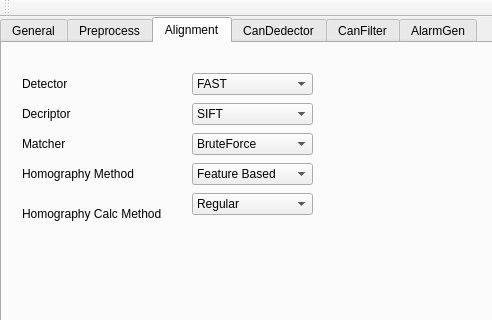
This is mainwindow.ui in birolkuyumcu/TargetDetection as Qt 5 draws it before an edit; both pictures show x 0 to 492 and y 0 to 320 of the 1361 by 640 pixel window. The edited form follows.
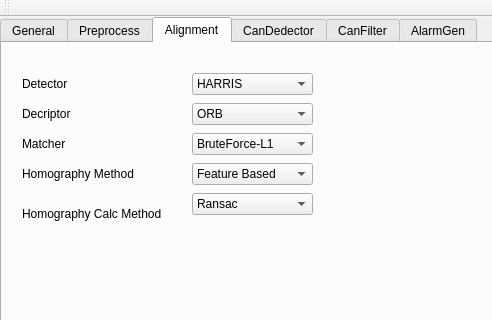
This is the edited form. The open tabs and pages were chosen to show the change.

Diff of the .ui file:
```diff
--- a/mainwindow.ui
+++ b/mainwindow.ui
@@ -375,6 +375,11 @@
         <height>22</height>
        </rect>
       </property>
+      <item>
+       <property name="text">
+        <string>HARRIS</string>
+       </property>
+      </item>
       <item>
        <property name="text">
         <string>FAST</string>
@@ -435,6 +440,11 @@
         <height>22</height>
        </rect>
       </property>
+      <item>
+       <property name="text">
+        <string>ORB</string>
+       </property>
+      </item>
       <item>
        <property name="text">
         <string>SIFT</string>
@@ -475,11 +485,6 @@
         <height>22</height>
        </rect>
       </property>
-      <item>
-       <property name="text">
-        <string>BruteForce</string>
-       </property>
-      </item>
       <item>
        <property name="text">
         <string>BruteForce-L1</string>
@@ -530,11 +535,6 @@
         <height>22</height>
        </rect>
       </property>
-      <item>
-       <property name="text">
-        <string>Regular</string>
-       </property>
-      </item>
       <item>
        <property name="text">
         <string>Ransac</string>
```
Left out of the diff: 37 changed lines with no effect on the pictures.
